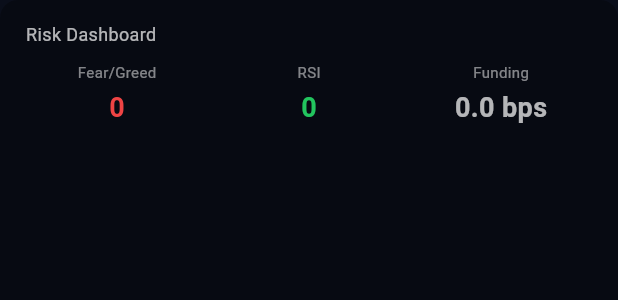
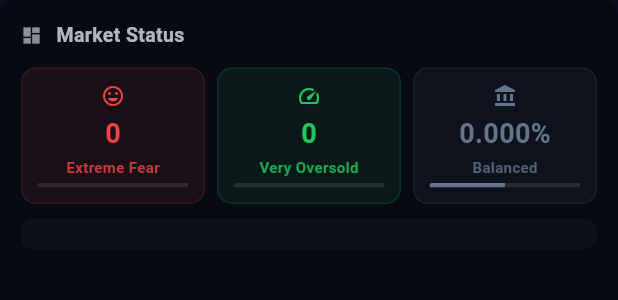
Before and after one commit to meiyaobuyao123-hash/Agent-Trading, a Flutter app: the RiskDashboard widget shown alone on an empty page, opened directly with empty values, on a phone screen of 412 x 824 dp. Shown: the top 300 px of the screen. Run offline on Flutter 3.47's test engine with Material 3 defaults, Android fonts, the phone set to English and light mode, and no system bars; our stand-ins replace cached_network_image, firebase_core, firebase_messaging, flutter_local_notifications, flutter_secure_storage, shared_preferences and 3 more; accounts and stored records are empty; network calls fail.

Commit message:
fix: BTC/ETH dashboard 重新设计 + 数据缓存
1. Risk Dashboard 重新设计：
   - 三个指标卡片：Market Mood / Momentum / Leverage
   - 每个带图标+数值+文字标签+进度条
   - Fear/Greed 12 → "Fear" 红色，直观易懂
   - 复合评分改为圆形进度环

2. 数据缓存：刷新失败时保留旧数据，不会消失

Co-Authored-By: Claude Opus 4.6 (1M context) <noreply@anthropic.com>

```diff
--- a/apps/app/lib/widgets/btc_eth/risk_dashboard.dart
+++ b/apps/app/lib/widgets/btc_eth/risk_dashboard.dart
@@ -1,7 +1,7 @@
 import 'package:flutter/material.dart';
 import '../../models/btc_eth.dart';
 
-/// 风险仪表盘 — 恐慌指数 + 资金费率 + RSI + 复合评分
+/// 市场状态仪表盘 — 通俗易懂版
 class RiskDashboard extends StatelessWidget {
   final BtcEthAssetSummary data;
   final String asset;
@@ -10,6 +10,10 @@ class RiskDashboard extends StatelessWidget {
 
   @override
   Widget build(BuildContext context) {
+    final fgi = data.fearGreed ?? 50;
+    final rsi = data.rsi ?? 50;
+    final funding = data.fundingRate ?? 0;
+
     return Container(
       padding: const EdgeInsets.all(14),
       decoration: BoxDecoration(
@@ -19,78 +23,176 @@ class RiskDashboard extends StatelessWidget {
       child: Column(
         crossAxisAlignment: CrossAxisAlignment.start,
         children: [
-          Text('$asset Risk Dashboard',
-              style: TextStyle(
-                  color: Colors.white.withValues(alpha: 0.7), fontSize: 12)),
-          const SizedBox(height: 10),
+          // 标题
           Row(
             children: [
-              _gaugeItem('Fear/Greed', data.fearGreed?.toDouble() ?? 50,
-                  _fgiColor(data.fearGreed ?? 50)),
-              _gaugeItem('RSI', data.rsi ?? 50, _rsiColor(data.rsi ?? 50)),
-              _gaugeItem('Funding',
-                  ((data.fundingRate ?? 0) * 10000).clamp(-100, 100),
-                  _fundingColor(data.fundingRate ?? 0),
-                  suffix: 'bps'),
+              const Icon(Icons.dashboard, color: Colors.white54, size: 14),
+              const SizedBox(width: 6),
+              Text('$asset Market Status',
+                  style: TextStyle(
+                      color: Colors.white.withValues(alpha: 0.7), fontSize: 13, fontWeight: FontWeight.w600)),
+            ],
+          ),
+          const SizedBox(height: 12),
+
+          // 三个指标卡片
+          Row(
+            children: [
+              _indicatorCard(
+                icon: Icons.mood,
+                title: 'Market Mood',
+                value: fgi.toString(),
+                label: _fgiLabel(fgi),
+                color: _fgiColor(fgi),
+                progress: fgi / 100,
+              ),
+              const SizedBox(width: 8),
+              _indicatorCard(
+                icon: Icons.speed,
+                title: 'Momentum',
+                value: rsi.toStringAsFixed(0),
+                label: _rsiLabel(rsi),
+                color: _rsiColor(rsi),
+                progress: rsi / 100,
+              ),
+              const SizedBox(width: 8),
+              _indicatorCard(
+                icon: Icons.account_balance,
+                title: 'Leverage',
+                value: '${(funding * 100).toStringAsFixed(3)}%',
+                label: _fundingLabel(funding),
+                color: _fundingColor(funding),
+                progress: (funding * 5000 + 50).clamp(0, 100) / 100,
+              ),
             ],
           ),
           const SizedBox(height: 10),
-          // 复合评分条
-          Row(
+
+          // 综合评分
+          Container(
+            padding: const EdgeInsets.all(10),
+            decoration: BoxDecoration(
+              color: Colors.white.withValues(alpha: 0.03),
+              borderRadius: BorderRadius.circular(8),
+            ),
+            child: Row(
               children: data.scores.entries.map((e) {
+                final label = _scoreLabel(e.key);
+                final color = _scoreColor(e.value);
                 return Expanded(
-                child: Padding(
-                  padding: const EdgeInsets.symmetric(horizontal: 2),
                   child: Column(
                     children: [
-                      Text(e.key[0].toUpperCase() + e.key.substring(1),
+                      Text(label,
                           style: TextStyle(
                               color: Colors.white.withValues(alpha: 0.5),
-                              fontSize: 9)),
-                      const SizedBox(height: 3),
-                      ClipRRect(
-                        borderRadius: BorderRadius.circular(3),
-                        child: LinearProgressIndicator(
+                              fontSize: 10)),
+                      const SizedBox(height: 4),
+                      SizedBox(
+                        width: 36,
+                        height: 36,
+                        child: Stack(
+                          alignment: Alignment.center,
+                          children: [
+                            CircularProgressIndicator(
                               value: e.value / 100,
-                          minHeight: 6,
-                          backgroundColor: Colors.white.withValues(alpha: 0.1),
-                          valueColor: AlwaysStoppedAnimation(
-                              _scoreColor(e.value)),
+                              strokeWidth: 3,
+                              backgroundColor: Colors.white.withValues(alpha: 0.08),
+                              valueColor: AlwaysStoppedAnimation(color),
                             ),
-                      ),
-                      const SizedBox(height: 2),
                             Text('${e.value}',
-                          style: TextStyle(
-                              color: _scoreColor(e.value), fontSize: 10)),
+                                style: TextStyle(color: color, fontSize: 11, fontWeight: FontWeight.bold)),
                           ],
                         ),
                       ),
+                    ],
+                  ),
                 );
               }).toList(),
+            ),
           ),
         ],
       ),
     );
   }
 
-  Widget _gaugeItem(String label, double value, Color color, {String? suffix}) {
+  Widget _indicatorCard({
+    required IconData icon,
+    required String title,
+    required String value,
+    required String label,
+    required Color color,
+    required double progress,
+  }) {
     return Expanded(
+      child: Container(
+        padding: const EdgeInsets.all(10),
+        decoration: BoxDecoration(
+          color: color.withValues(alpha: 0.08),
+          borderRadius: BorderRadius.circular(10),
+          border: Border.all(color: color.withValues(alpha: 0.15)),
+        ),
         child: Column(
           children: [
+            Icon(icon, color: color, size: 16),
+            const SizedBox(height: 4),
+            Text(value,
+                style: TextStyle(color: color, fontSize: 18, fontWeight: FontWeight.bold)),
+            const SizedBox(height: 2),
             Text(label,
-              style: TextStyle(
-                  color: Colors.white.withValues(alpha: 0.5), fontSize: 10)),
+                style: TextStyle(color: color.withValues(alpha: 0.8), fontSize: 10, fontWeight: FontWeight.w600)),
             const SizedBox(height: 4),
-          Text(
-            suffix != null
-                ? '${value.toStringAsFixed(1)} $suffix'
-                : value.toStringAsFixed(0),
-            style: TextStyle(
-                color: color, fontSize: 18, fontWeight: FontWeight.bold),
+            ClipRRect(
+              borderRadius: BorderRadius.circular(2),
+              child: LinearProgressIndicator(
+                value: progress.clamp(0, 1),
+                minHeight: 3,
+                backgroundColor: Colors.white.withValues(alpha: 0.1),
+                valueColor: AlwaysStoppedAnimation(color),
+              ),
             ),
           ],
         ),
+      ),
     );
+  }
+
+  String _fgiLabel(int val) {
+    if (val <= 10) return 'Extreme Fear';
+    if (val <= 25) return 'Fear';
+    if (val <= 45) return 'Cautious';
+    if (val <= 55) return 'Neutral';
+    if (val <= 75) return 'Greedy';
+    if (val <= 90) return 'Very Greedy';
+    return 'Extreme Greed';
+  }
+
+  String _rsiLabel(double val) {
+    if (val <= 20) return 'Very Oversold';
+    if (val <= 30) return 'Oversold';
+    if (val <= 45) return 'Weak';
+    if (val <= 55) return 'Neutral';
+    if (val <= 70) return 'Strong';
+    if (val <= 80) return 'Overbought';
+    return 'Very Overbought';
+  }
+
+  String _fundingLabel(double val) {
+    if (val > 0.02) return 'Longs Crowded';
+    if (val > 0.005) return 'Bullish Bias';
+    if (val > -0.005) return 'Balanced';
+    if (val > -0.02) return 'Bearish Bias';
+    return 'Shorts Crowded';
+  }
+
+  String _scoreLabel(String key) {
+    const labels = {
+      'momentum': 'Trend',
+      'sentiment': 'Mood',
+      'onchain': 'Chain',
+      'macro': 'Macro',
+      'risk': 'Safety',
+    };
+    return labels[key] ?? key;
   }
 
   Color _fgiColor(int val) {
@@ -102,15 +204,15 @@ class RiskDashboard extends StatelessWidget {
   }
 
   Color _rsiColor(double val) {
-    if (val <= 30) return const Color(0xFF22C55E); // 超卖=机会
-    if (val >= 70) return const Color(0xFFEF4444); // 超买=风险
-    return Colors.white70;
+    if (val <= 30) return const Color(0xFF22C55E);
+    if (val >= 70) return const Color(0xFFEF4444);
+    return const Color(0xFF64748B);
   }
 
   Color _fundingColor(double val) {
-    if (val > 0.01) return const Color(0xFFEF4444); // 多头拥挤
-    if (val < -0.005) return const Color(0xFF22C55E); // 空头拥挤=做多机会
-    return Colors.white70;
+    if (val > 0.01) return const Color(0xFFEF4444);
+    if (val < -0.005) return const Color(0xFF22C55E);
+    return const Color(0xFF64748B);
   }
 
   Color _scoreColor(int val) {
```
Also changed, not shown: apps/app/lib/screens/btc_eth/btc_eth_page.dart (+13 -4 lines). Lines whose indentation alone changed are shown as unchanged.
